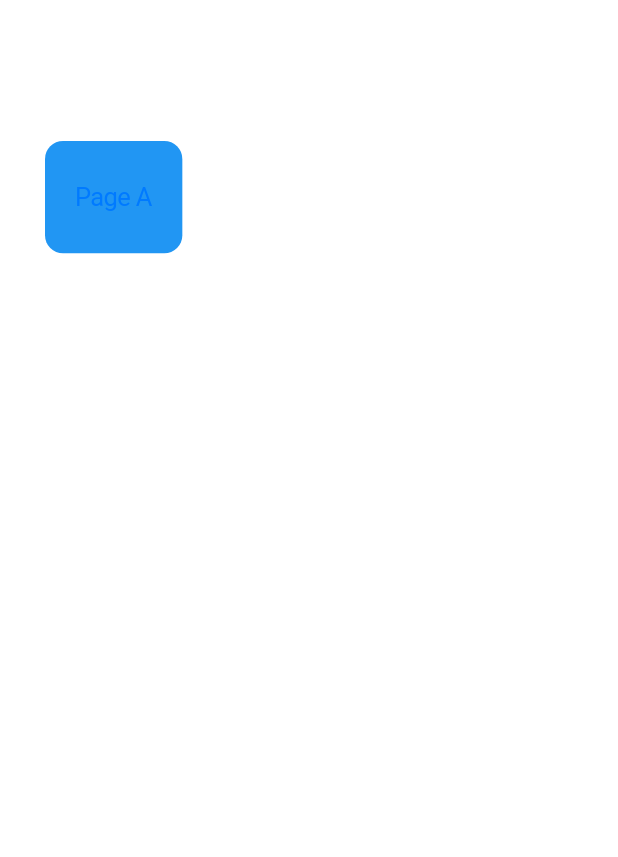
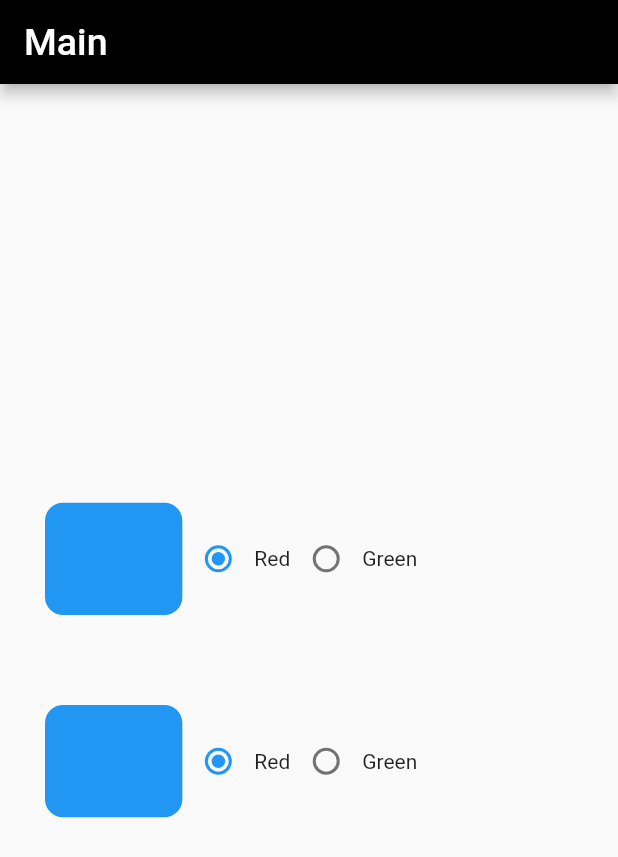
Before and after one commit to GeonwooVincentKim/flutter_sideproject_study, a Flutter app: the screen it shows after launch, on a phone screen of 412 x 824 dp. Shown: the top 857 px of the screen. Run offline on Flutter 3.47's test engine with Material 2 defaults, Android fonts, the phone set to English and light mode, and no system bars; missing offline and left inert: cupertino_text_button.

Commit message:
[Update] - Updated home and main.dart file

```diff
--- a/lib/app_screens/home.dart
+++ b/lib/app_screens/home.dart
@@ -5,7 +5,6 @@ import 'package:yein_design_app/model/radio_style.dart';
 import 'package:yein_design_app/provider/radio_style_provider.dart';
 import 'package:yein_design_app/shared/style.dart';
 import 'package:yein_design_app/widgets/cupertino_button.dart';
-import 'package:yein_design_app/widgets/text_button.dart';
 
 class Home extends StatefulWidget {
   final String pageId;
@@ -15,51 +14,156 @@ class Home extends StatefulWidget {
   State<Home> createState() => _HomeState();
 }
 
-enum ColorValues {R, G}
-
 class _HomeState extends State<Home> {
-  List<String> valueTitle = ['Red', 'Green'];
-  List<RadioStyle> radioStyleList = List.empty(growable: true);
+  List<RadioStyle> topRadio = [];
+  List<RadioStyle> bottomRadio = [];
+  int topId = 1;
+  int bottomId = 1;
+  String radioButtonItem = "ONE";
 
   @override
   void initState() {
     setState(() {
-      radioStyleList = Provider.of<RadioStyleProvider>(context, listen: false).radioStyle;
+      topRadio = Provider.of<RadioStyleProvider>(context, listen: false).radioStyle;
+      bottomRadio = Provider.of<RadioStyleProvider>(context, listen: false).radioStyle;
     });
 
     super.initState();
   }
 
+
   @override
   Widget build(BuildContext context) {
-    return CupertinoPageScaffold(
-      navigationBar: CupertinoNavigationBar(
-        middle: Text(widget.pageId, textAlign: TextAlign.center, style: const TextStyle(color: CupertinoColors.white, fontSize: 25)),
+    return Scaffold(
+      // navigationBar: CupertinoNavigationBar(
+      //   middle: Text(widget.pageId, textAlign: TextAlign.center, style: const TextStyle(color: CupertinoColors.white, fontSize: 25)),
+      //   backgroundColor: CupertinoColors.black,
+      // ),
+      appBar: AppBar(
         backgroundColor: CupertinoColors.black,
+        title: Text(widget.pageId, textAlign: TextAlign.center, style: const TextStyle(color: CupertinoColors.white, fontSize: 25)),
       ),
-      child: Container(
+      body: Container(
         padding: paddingSymmetricBig,
+        // child: Consumer<RadioStyleProvider> (
+        //   builder: (context, customStyle, _) {
+        //     final List<RadioStyle> listStyle = customStyle.radioStyle;
+        //     topRadio = listStyle.toList();
+
+        //     return Column(
+        //       children: [
+        //         Row(
+        //           children: [
+        //             _widgetSizedTextBox(context),
+        //             Radio(
+        //               value: topRadio[0].value,
+        //               groupValue: id,
+        //               onChanged: (val) {
+        //                 setState(() {
+        //                   topRadio[0].contents = "RED";
+        //                   id = topRadio[0].value;
+        //                 });
+        //               },
+        //             ),
+        //           ],
+        //         )
+
+        //         // Row(
+        //         //   children: [
+
+        //         //   ],
+        //         // )
+        //       ],
+        //     );
+        //   },
+        // )
+
         child: Column(
+          mainAxisAlignment: MainAxisAlignment.center,
+          crossAxisAlignment: CrossAxisAlignment.center,
           children: [
-            _widgetSizedTextBox(context),
-
-            // Row(
-            //   children: [
-
-            //   ],
-            // )
+            Row(
+              children: [
+                _widgetSizedTextBox(context, true),
+                Radio(
+                  value: topRadio[0].value,
+                  groupValue: topId,
+                  onChanged: (value) {
+                    setState(() {
+                      topRadio[0].contents;
+                      topRadio[0].color;
+                      topId = topRadio[0].value;
+                    });
+                  },
+                ),
+                Text(
+                  topRadio[0].contents,
+                ),
+                Radio(
+                  value: topRadio[1].value,
+                  groupValue: topId,
+                  onChanged: (value) {
+                    setState(() {
+                      topRadio[1].contents;
+                      topRadio[1].color;
+                      topId = topRadio[1].value;
+                    });
+                  },
+                ),
+                Text(
+                  topRadio[1].contents,
+                )
+              ],
+            ),
+            const Padding(padding: EdgeInsets.symmetric(vertical: 30)),
+            Row(
+              children: [
+                _widgetSizedTextBox(context, false),
+                Radio(
+                  value: bottomRadio[0].value,
+                  groupValue: bottomId,
+                  onChanged: (value) {
+                    setState(() {
+                      bottomRadio[0].contents;
+                      bottomRadio[0].color;
+                      bottomId = bottomRadio[0].value;
+                    });
+                  },
+                ),
+                Text(
+                  bottomRadio[0].contents,
+                ),
+                Radio(
+                  value: topRadio[1].value,
+                  groupValue: bottomId,
+                  onChanged: (value) {
+                    setState(() {
+                      bottomRadio[1].contents;
+                      bottomRadio[1].color;
+                      bottomId = bottomRadio[1].value;
+                    });
+                  },
+                ),
+                Text(
+                  bottomRadio[1].contents,
+                )
+              ],
+            ),
           ],
         )
       ),
     );
   }
 
-  SizedBox _widgetSizedTextBox(BuildContext context) {
-    return SizedBox(
+  SizedBox _widgetSizedTextBox(BuildContext context, isFirst) {
+    return isFirst ? SizedBox(
       width: MediaQuery.of(context).size.width / textButtonWidth,
       height: MediaQuery.of(context).size.height / textButtonHeight,
       child: CustomCupertinoButton(getTitleText: getTitleText[1], routerName: "/pageA",)
-      // child: CustomTextButton(getTitleText: getTitleText[1], routerName: "/pageA",)
+    ) : SizedBox(
+      width: MediaQuery.of(context).size.width / textButtonWidth,
+      height: MediaQuery.of(context).size.height / textButtonHeight,
+      child: CustomCupertinoButton(getTitleText: getTitleText[2], routerName: "/pageB",)
     );
   }
 }
--- a/lib/data/radio_data.dart
+++ b/lib/data/radio_data.dart
@@ -1,7 +1,8 @@
 import 'package:flutter/material.dart';
 import 'package:yein_design_app/model/radio_style.dart';
 
+// ignore: non_constant_identifier_names
 List<RadioStyle> DUMMY_STYLE = [
-  RadioStyle(contents: 'Red', color: Colors.red),
-  RadioStyle(contents: 'Green', color: Colors.green)
+  RadioStyle(value: 1, contents: 'Red', color: Colors.red),
+  RadioStyle(value: 2, contents: 'Green', color: Colors.green)
 ];
--- a/lib/main.dart
+++ b/lib/main.dart
@@ -1,4 +1,5 @@
 import 'package:flutter/cupertino.dart';
+import 'package:flutter/material.dart';
 import 'package:provider/provider.dart';
 import 'package:yein_design_app/app_screens/body.dart';
 import 'package:yein_design_app/app_screens/page_a.dart';
@@ -16,9 +17,10 @@ class MyApp extends StatelessWidget {
       providers: [
         ChangeNotifierProvider(create: (ctx) => RadioStyleProvider())
       ],
-      child: CupertinoApp(
+      child: MaterialApp(
         debugShowCheckedModeBanner: false,
-        theme: const CupertinoThemeData(brightness: Brightness.light),
+        theme: ThemeData(brightness: Brightness.light),
+        // theme: const CupertinoThemeData(brightness: Brightness.light),
         initialRoute: "/",
         routes: {
           "/": (context) => const Body(index: 0),
@@ -31,12 +33,14 @@ class MyApp extends StatelessWidget {
           if (pathElements[0] != '') return null;
           if (pathElements[1] == 'pageA') {
             String pageA = pathElements[2];
-            return CupertinoPageRoute(builder: (context) => PageA(pageId: pageA), settings: settings);
+            return MaterialPageRoute(builder: (context) => PageA(pageId: pageA), settings: settings);
+            // return CupertinoPageRoute(builder: (context) => PageA(pageId: pageA), settings: settings);
           }
 
           if (pathElements[2] == 'pageB') {
             String pageB = pathElements[2];
-            return CupertinoPageRoute(builder: (context) => PageB(pageId: pageB), settings: settings);
+            return MaterialPageRoute(builder: (context) => PageB(pageId: pageB), settings: settings);
+            // return CupertinoPageRoute(builder: (context) => PageB(pageId: pageB), settings: settings);
           }
         },
       )
--- a/lib/model/radio_style.dart
+++ b/lib/model/radio_style.dart
@@ -1,13 +1,15 @@
 import 'package:flutter/cupertino.dart';
 
 class RadioStyle {
-  final String contents;
+  final int value;
+  late final String contents;
   final Color color;
 
-  RadioStyle({required this.contents, required this.color});
+  RadioStyle({required this.value, required this.contents, required this.color});
 
   factory RadioStyle.from(RadioStyle radioStyle) {
     return RadioStyle(
+      value: radioStyle.value,
       contents: radioStyle.contents,
       color: radioStyle.color
     );
```
